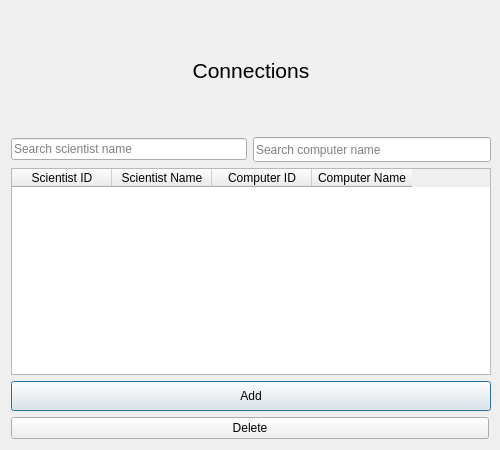
Above: GUI-verklegtVika3/connectiondialog.ui from streamerinn/Verklegt-1 before the change. Below: the same form after it.
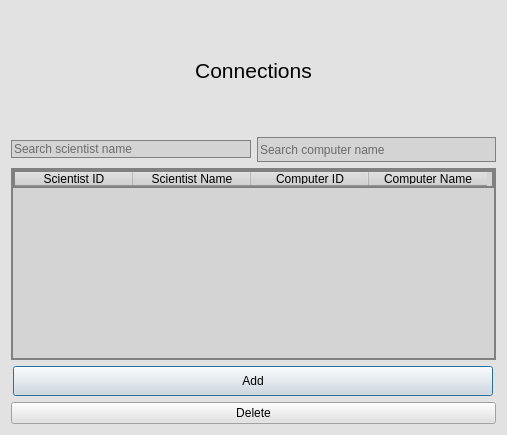
That is the form after the change. Icons and pictures are not drawn.

Patch:
```diff
--- a/GUI-verklegtVika3/connectiondialog.ui
+++ b/GUI-verklegtVika3/connectiondialog.ui
@@ -29,12 +29,18 @@
    <iconset resource="aukaefni.qrc">
     <normaloff>:/images/pictures/linking.png</normaloff>:/images/pictures/linking.png</iconset>
   </property>
+  <property name="styleSheet">
+   <string notr="true">background-color: rgb(226, 226, 226);</string>
+  </property>
   <layout class="QGridLayout" name="gridLayout">
+   <property name="sizeConstraint">
+    <enum>QLayout::SetFixedSize</enum>
+   </property>
    <item row="2" column="0" colspan="2">
     <widget class="QTableWidget" name="ConnectionTable">
      <property name="minimumSize">
       <size>
-       <width>480</width>
+       <width>485</width>
        <height>150</height>
       </size>
      </property>
@@ -48,11 +54,18 @@
       <enum>Qt::ClickFocus</enum>
      </property>
      <property name="styleSheet">
-      <string notr="true"/>
+      <string notr="true">background-color: rgb(212, 212, 212);
+	border: 2px solid gray;</string>
      </property>
      <property name="sortingEnabled">
       <bool>true</bool>
      </property>
+     <attribute name="horizontalHeaderDefaultSectionSize">
+      <number>118</number>
+     </attribute>
+     <attribute name="verticalHeaderVisible">
+      <bool>false</bool>
+     </attribute>
      <column>
       <property name="text">
        <string>Scientist ID</string>
@@ -131,7 +144,9 @@
    <item row="1" column="0">
     <widget class="QLineEdit" name="SearchScientistName">
      <property name="styleSheet">
-      <string notr="true"/>
+      <string notr="true">background-color: rgb(212, 212, 212);
+	border: 1px solid gray;
+	</string>
      </property>
      <property name="placeholderText">
       <string>Search scientist name</string>
@@ -153,7 +168,9 @@
       </size>
      </property>
      <property name="styleSheet">
-      <string notr="true"/>
+      <string notr="true">background-color: rgb(212, 212, 212);
+	border: 1px solid gray;
+	</string>
      </property>
      <property name="placeholderText">
       <string>Search computer name</string>
```
